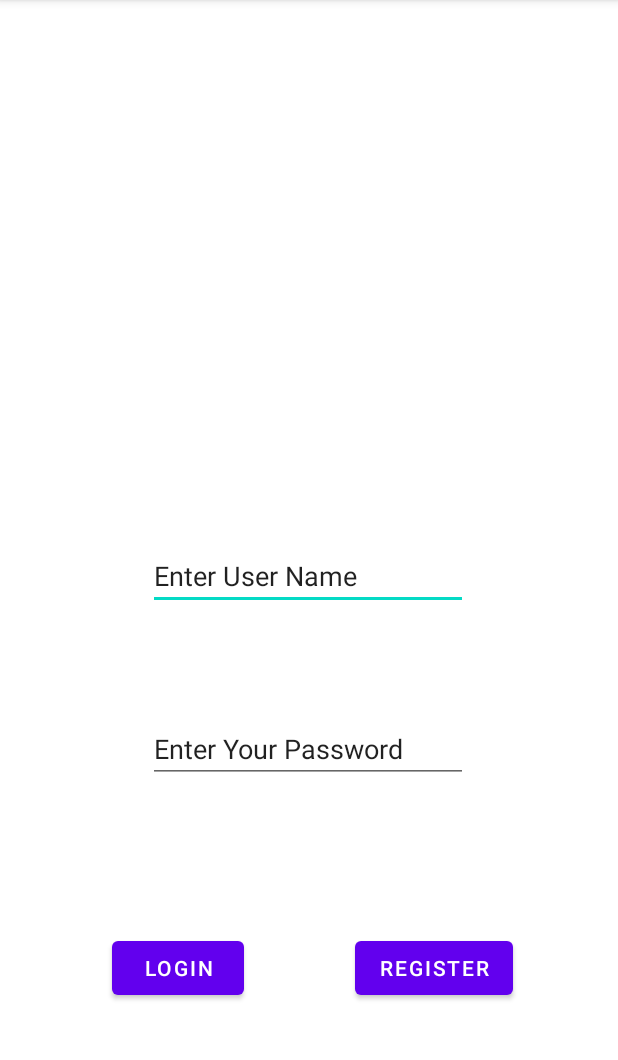
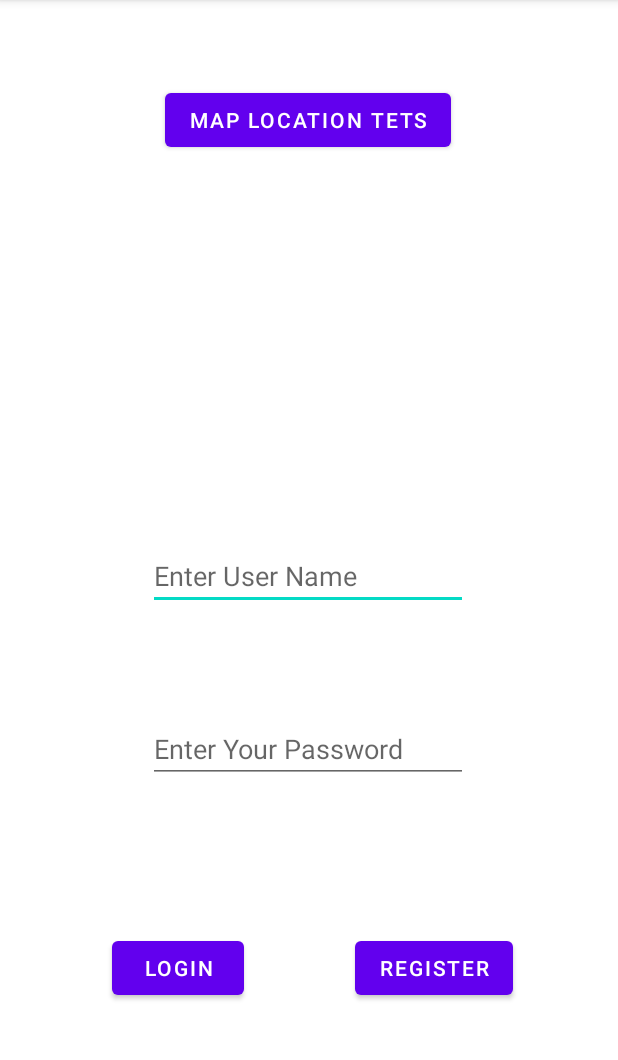
Before and after one commit to A-randhawa/W22_Group6_WhatTheFit, an Android app: the LoginActivity screen opened directly, with no data from a screen before it, on a phone screen of 412 x 824 dp, the part 84-1144 px from its top. Run offline under Robolectric (Android 15) with nearby library versions, the light colour scheme and no system bars; network calls fail.

Commit message:
commit google map location activity

```diff
--- a/app/src/main/java/com/example/w22_group6_whatthefit/LoginActivity.java
+++ b/app/src/main/java/com/example/w22_group6_whatthefit/LoginActivity.java
@@ -2,7 +2,18 @@ package com.example.w22_group6_whatthefit;
 
 import androidx.appcompat.app.AppCompatActivity;
 
+import android.content.Intent;
 import android.os.Bundle;
+import android.view.View;
+import android.widget.Button;
+
+import org.json.JSONArray;
+import org.json.JSONException;
+import org.json.JSONObject;
+
+import java.util.ArrayList;
+import java.util.HashMap;
+import java.util.List;
 
 public class LoginActivity extends AppCompatActivity {
 
@@ -10,5 +21,17 @@ public class LoginActivity extends AppCompatActivity {
     protected void onCreate(Bundle savedInstanceState) {
         super.onCreate(savedInstanceState);
         setContentView(R.layout.activity_login);
+
+        //declaring map location test button
+        Button btnMapLocationTest = findViewById(R.id.btnMapLocTest);
+        //click listener
+        btnMapLocationTest.setOnClickListener((
+                View view) -> {
+            startActivity(new Intent(this,GoogleLocation.class));
+        });
     }
+
+
+
+
 }
--- a/app/src/main/res/layout/activity_login.xml
+++ b/app/src/main/res/layout/activity_login.xml
@@ -11,31 +11,31 @@
         android:layout_width="wrap_content"
         android:layout_height="wrap_content"
         android:ems="10"
+        android:hint="@string/txtUsername"
+        android:importantForAutofill="no"
         android:inputType="textPersonName"
-        android:text="@string/txtUsername"
         app:layout_constraintBottom_toBottomOf="parent"
         app:layout_constraintEnd_toEndOf="parent"
         app:layout_constraintHorizontal_bias="0.497"
         app:layout_constraintStart_toStartOf="parent"
         app:layout_constraintTop_toTopOf="parent"
-        tools:ignore="TouchTargetSizeCheck"
-        android:importantForAutofill="no" />
+        tools:ignore="TouchTargetSizeCheck,TextContrastCheck" />
 
     <EditText
         android:id="@+id/txtPassword"
         android:layout_width="wrap_content"
         android:layout_height="wrap_content"
         android:ems="10"
-        android:inputType="textPersonName"
-        android:text="@string/txtPassword"
+        android:hint="@string/txtPassword"
+        android:importantForAutofill="no"
+        android:inputType="textPassword"
         app:layout_constraintBottom_toBottomOf="parent"
         app:layout_constraintEnd_toEndOf="parent"
         app:layout_constraintHorizontal_bias="0.497"
         app:layout_constraintStart_toStartOf="parent"
         app:layout_constraintTop_toBottomOf="@+id/txtUsername"
         app:layout_constraintVertical_bias="0.221"
-        tools:ignore="TouchTargetSizeCheck"
-        android:importantForAutofill="no" />
+        tools:ignore="TouchTargetSizeCheck,TextContrastCheck" />
 
     <Button
         android:id="@+id/loginButton"
@@ -56,4 +56,18 @@
         app:layout_constraintBottom_toBottomOf="parent"
         app:layout_constraintEnd_toEndOf="parent"
         app:layout_constraintTop_toBottomOf="@+id/txtPassword" />
+
+    <Button
+        android:id="@+id/btnMapLocTest"
+        android:layout_width="wrap_content"
+        android:layout_height="wrap_content"
+        android:layout_marginTop="43dp"
+        android:layout_marginBottom="252dp"
+        android:text="@string/TestGeoLocation"
+        app:layout_constraintBottom_toTopOf="@+id/txtUsername"
+        app:layout_constraintEnd_toEndOf="parent"
+        app:layout_constraintHorizontal_bias="0.497"
+        app:layout_constraintStart_toStartOf="parent"
+        app:layout_constraintTop_toTopOf="parent"
+        app:layout_constraintVertical_bias="0.69" />
 </androidx.constraintlayout.widget.ConstraintLayout>
--- a/app/src/main/res/values/strings.xml
+++ b/app/src/main/res/values/strings.xml
@@ -8,4 +8,6 @@
     <string name="txtPassword">Enter Your Password</string>
     <string name="txtLogin">Login</string>
     <string name="btnRegister">Register</string>
+    <string name="google_map_key">AIzaSyB_qsP8AOP_P0MdlPz-48TDaJYjTP3vbjo</string>
+    <string name="TestGeoLocation">Map Location Tets</string>
 </resources>
```
Also changed, not shown: app/src/main/AndroidManifest.xml (+8 -0 lines), app/src/main/java/com/example/w22_group6_whatthefit/GoogleLocation.java (+154 -4 lines), app/src/main/java/com/example/w22_group6_whatthefit/JsonParser.java (added, +70 -0 lines).
